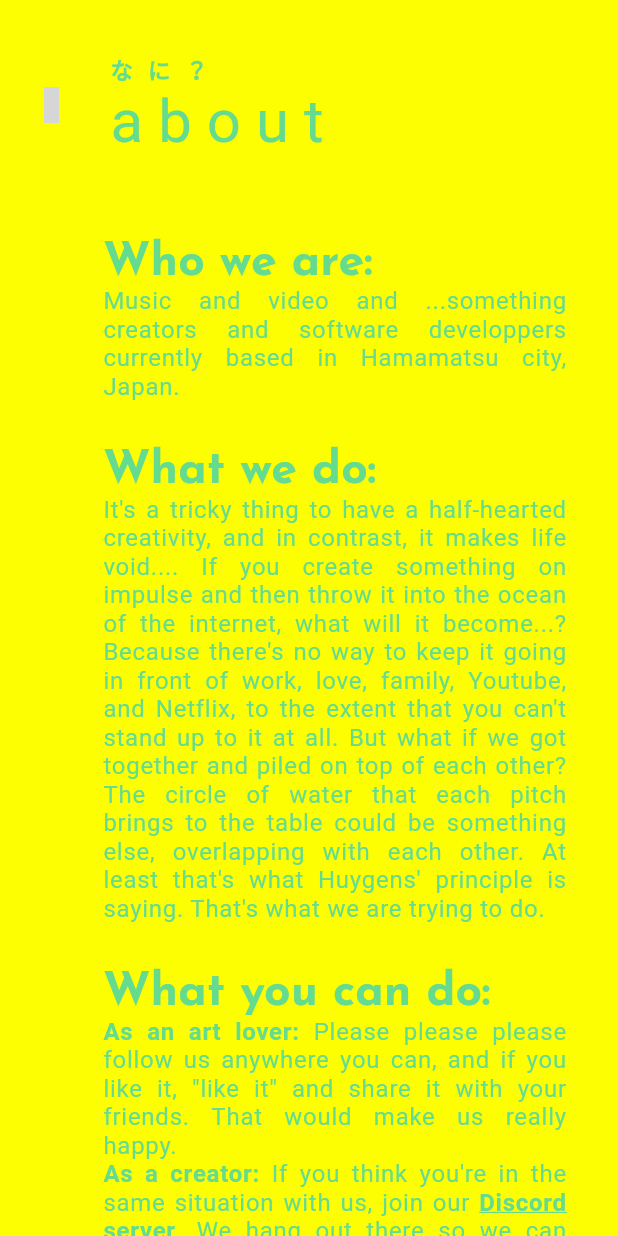
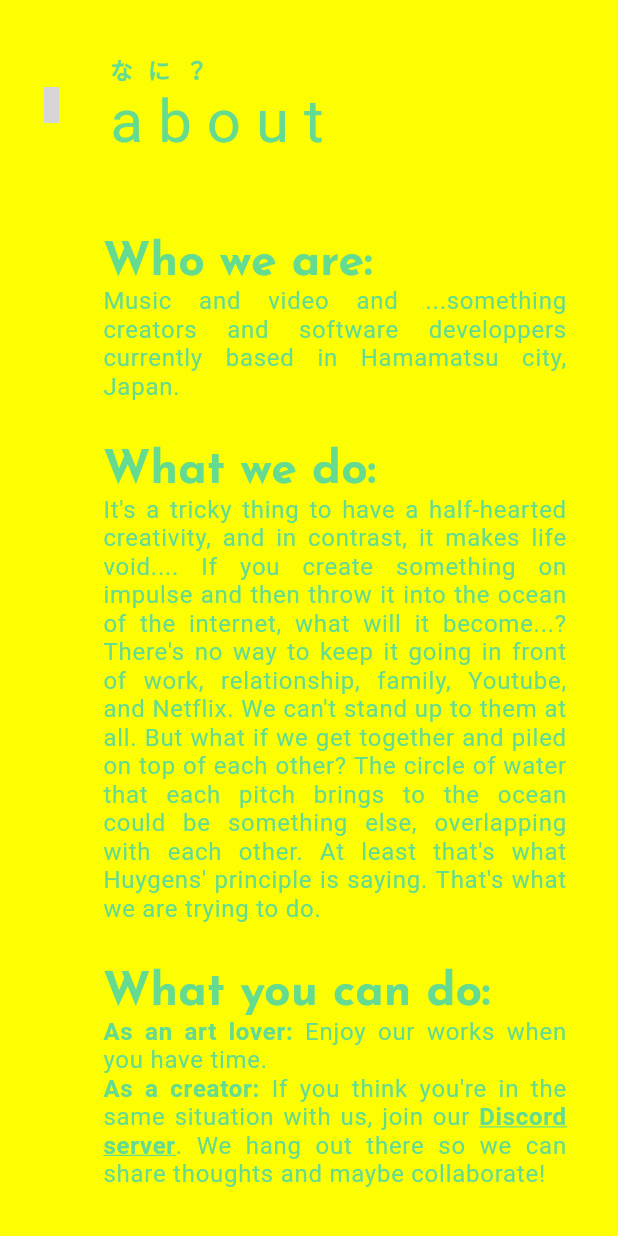
Before and after one commit to tabezo-ichikawa/tabezo-ichikawa.github.io.dev, a Flutter app: the AboutScreen screen opened by its route, on a phone screen of 412 x 824 dp. Run offline on Flutter 3.47's test engine with Material 2 defaults, Android fonts, the phone set to English and light mode, and no system bars; drawn by our look-alikes of auto_size_text; our stand-ins replace google_fonts, material_design_icons_flutter; grey boxes are pictures that could not be loaded.

Commit message:
Update about paragraph

```diff
--- a/lib/config/paragraphs.dart
+++ b/lib/config/paragraphs.dart
@@ -20,9 +20,9 @@ class Paragraphs {
       text:
           "It's a tricky thing to have a half-hearted creativity, and in contrast, it makes life void.... "
           "If you create something on impulse and then throw it into the ocean of the internet, what will it become...? "
-          "Because there's no way to keep it going in front of work, love, family, Youtube, and Netflix, to the extent that you can't stand up to it at all. "
-          "But what if we got together and piled on top of each other? "
-          "The circle of water that each pitch brings to the table could be something else, overlapping with each other. At least that's what Huygens' principle is saying. "
+          "There's no way to keep it going in front of work, relationship, family, Youtube, and Netflix. We can't stand up to them at all. "
+          "But what if we get together and piled on top of each other? "
+          "The circle of water that each pitch brings to the ocean could be something else, overlapping with each other. At least that's what Huygens' principle is saying. "
           "That's what we are trying to do.",
       style: Theme.of(context).textTheme.bodyText1,
     );
@@ -40,8 +40,7 @@ class Paragraphs {
         ),
         TextSpan(
           text:
-              "Please please please follow us anywhere you can, and if you like it, \"like it\" and share it with your friends. "
-              "That would make us really happy. \n",
+              "Enjoy our works when you have time. \n",
         ),
         TextSpan(
           text: 'As a creator: ',
```
